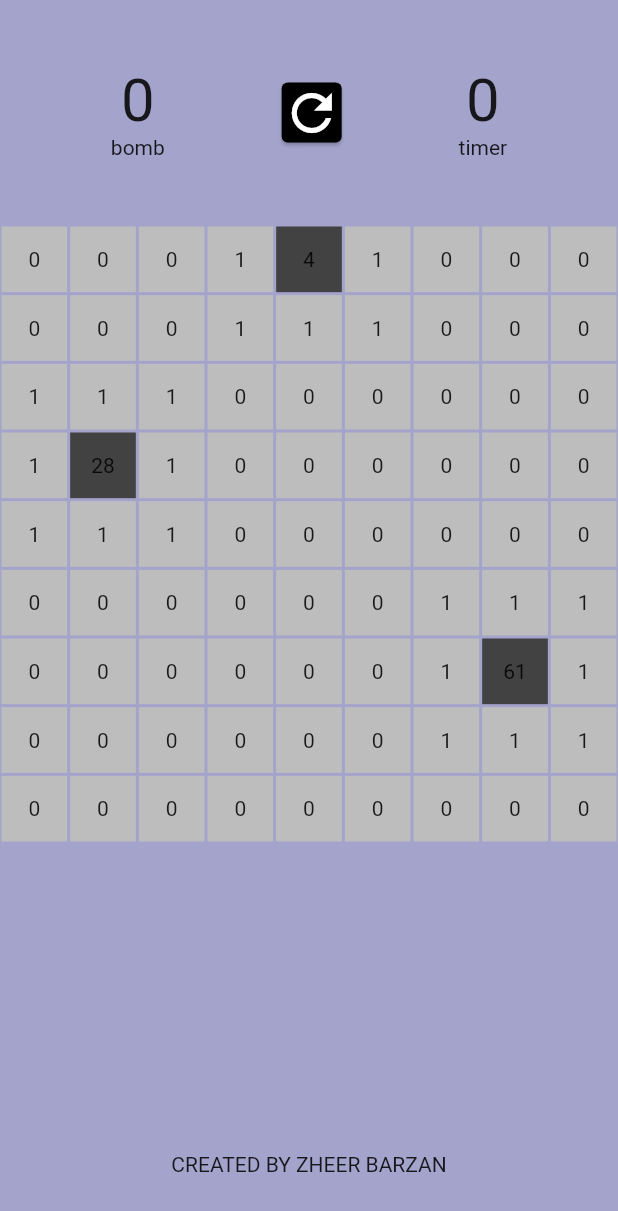
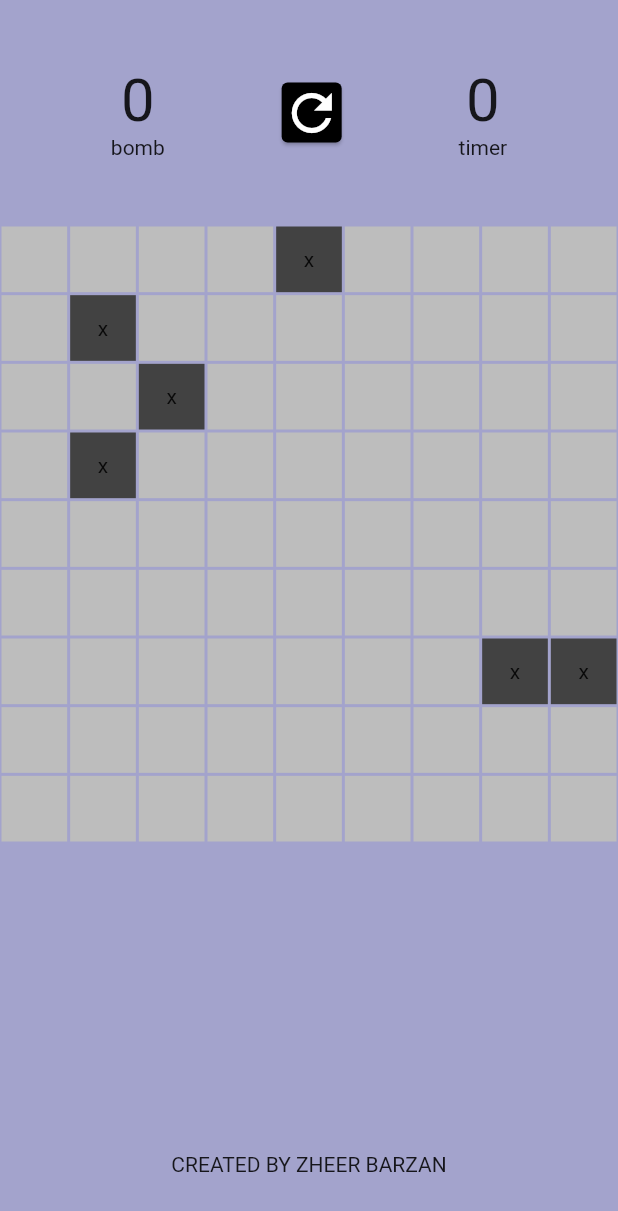
Before and after one commit to ZheerBarzan/minesweeper-game-in-flutter, a Flutter app: the screen it shows after launch, on a phone screen of 412 x 824 dp. Shown: the top 1211 px of the screen. Run offline on Flutter 3.47's test engine with Material 2 defaults, Android fonts, the phone set to English and light mode, and no system bars.

Commit message:
adding more mines and fixing the revealing problem

```diff
--- a/lib/bomb.dart
+++ b/lib/bomb.dart
@@ -1,11 +1,10 @@
 import 'package:flutter/material.dart';
 
 class Bomb extends StatelessWidget {
-  final chiled;
   bool revealed;
   final function;
 
-  Bomb({this.chiled, required this.revealed, this.function});
+  Bomb({required this.revealed, this.function});
 
   @override
   Widget build(BuildContext context) {
@@ -15,7 +14,7 @@ class Bomb extends StatelessWidget {
         padding: const EdgeInsets.all(1.0),
         child: Container(
           color: Colors.grey.shade800,
-          child: Center(child: Text(chiled.toString())),
+          child: const Center(child: Text("x")),
         ),
       ),
     );
--- a/lib/homepage.dart
+++ b/lib/homepage.dart
@@ -19,7 +19,7 @@ class _HomePageState extends State<HomePage> {
   var squreStatus = [];
 
 // mine locations
-  List<int> mineLocation = [4, 28, 61];
+  List<int> mineLocation = [4, 28, 61, 10, 20, 62];
 
   @override
   void initState() {
@@ -154,7 +154,6 @@ class _HomePageState extends State<HomePage> {
                 itemBuilder: (context, index) {
                   if (mineLocation.contains(index)) {
                     return Bomb(
-                      chiled: index,
                       revealed: squreStatus[index][1],
                       function: () {
                         // if a player taps this they will lose the game
--- a/lib/numberbox.dart
+++ b/lib/numberbox.dart
@@ -15,7 +15,7 @@ class NumberBox extends StatelessWidget {
         padding: const EdgeInsets.all(1.0),
         child: Container(
           color: revealed ? Colors.grey.shade300 : Colors.grey.shade400,
-          child: Center(child: Text(chiled.toString())),
+          child: Center(child: Text(revealed ? chiled.toString() : '')),
         ),
       ),
     );
```
